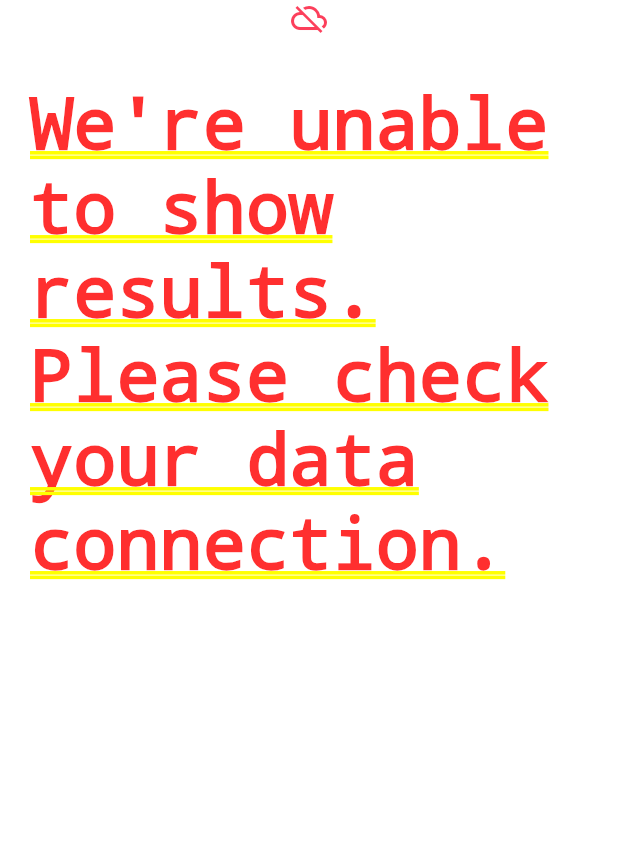
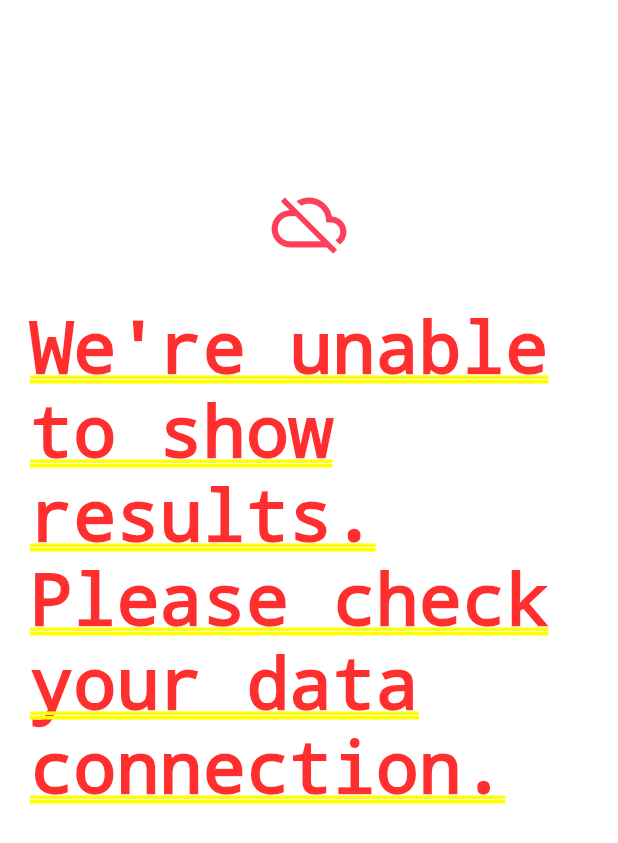
Before and after one commit to atik-sabuj/getx_mvvm, a Flutter app: the screen it shows after launch, on a phone screen of 412 x 824 dp. Shown: the top 843 px of the screen. Run offline on Flutter 3.47's test engine with Material 2 defaults, Android fonts, the phone set to English and light mode, and no system bars; our stand-ins replace fluttertoast, get.

Commit message:
Life Time Reusable Components #5

```diff
--- a/lib/res/components/internet_exceptions_widget.dart
+++ b/lib/res/components/internet_exceptions_widget.dart
@@ -14,15 +14,19 @@ class InternetExceptionWidget extends StatefulWidget {
 class _InternetExceptionWidgetState extends State<InternetExceptionWidget> {
   @override
   Widget build(BuildContext context) {
+    final height = MediaQuery.of(context).size.height;
+
     return Padding(
         padding: EdgeInsets.symmetric(horizontal: 20),
       child: Column(
         children: [
-          Icon(Icons.cloud_off, color: AppColor.redColor,),
+          SizedBox(height: height * .15,),
+          Icon(Icons.cloud_off, color: AppColor.redColor,size: 50,),
           Padding(
             padding: const EdgeInsets.only(top: 30),
             child: Center(child: Text('internet_exception'.tr)),
           ),
+          SizedBox(height: height * .15,),
         ],
       ),
     );
```
